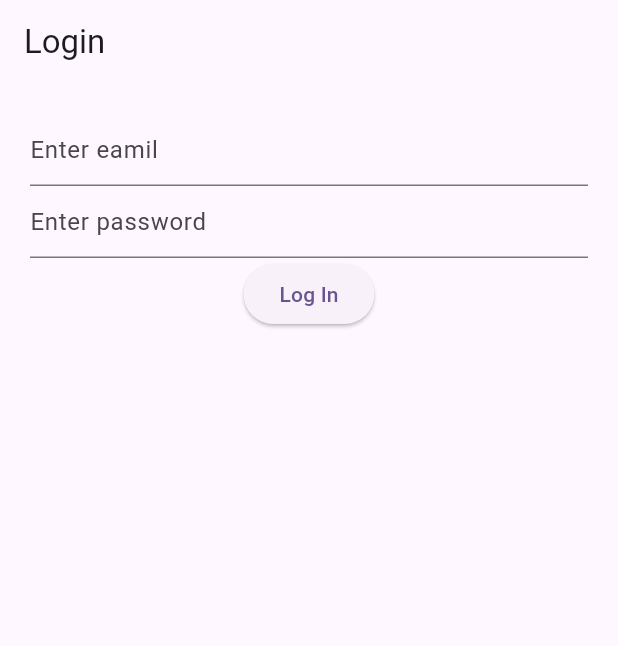
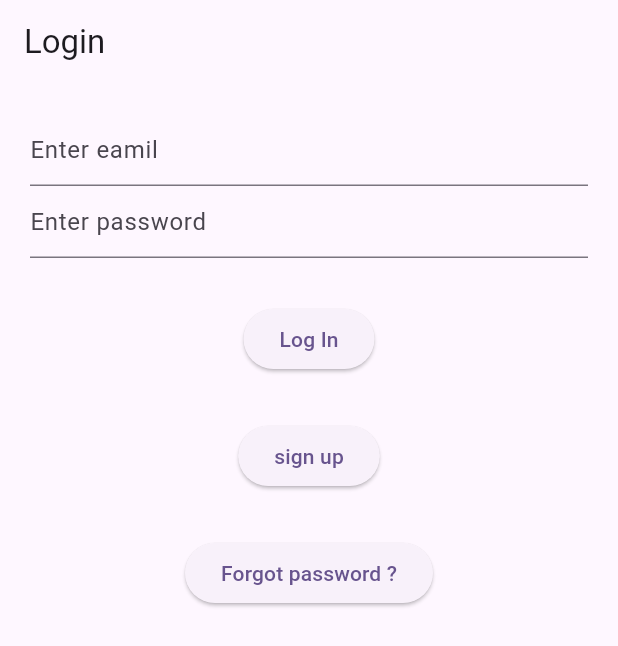
Before and after one commit to Amitkumarkoli/firebase-login-practice, a Flutter app: the screen it shows after launch, on a phone screen of 412 x 824 dp. Shown: the top 646 px of the screen. Run offline on Flutter 3.47's test engine with Material 3 defaults, Android fonts, the phone set to English and light mode, and no system bars; our stand-ins replace firebase_auth, firebase_core, get; accounts and stored records are empty.

Commit message:
signup and password

```diff
--- a/lib/login.dart
+++ b/lib/login.dart
@@ -1,5 +1,8 @@
 import 'package:firebase_auth/firebase_auth.dart';
+import 'package:firebase_auth_practice2/forgot.dart';
+import 'package:firebase_auth_practice2/signup.dart';
 import 'package:flutter/material.dart';
+import 'package:get/get.dart';
 
 class LogIn extends StatefulWidget {
   const LogIn({super.key});
@@ -33,9 +36,18 @@
               decoration: const InputDecoration(hintText: 'Enter password'),
             ),
 
+            const SizedBox(height: 30),
             ElevatedButton(
               onPressed: (()=>signin()),
-              child: const Text('Log In'))
+              child: const Text('Log In')),
+              const SizedBox(height: 30),
+            ElevatedButton(
+              onPressed: (()=>Get.to(const SignUp())),
+              child: const Text('sign up')),
+              const SizedBox(height: 30),
+            ElevatedButton(
+              onPressed: (()=>Get.to(const Forgot())),
+              child: const Text('Forgot password ?'))
           ],
         ),
       )
--- a/lib/main.dart
+++ b/lib/main.dart
@@ -3,6 +3,7 @@
 import 'package:firebase_auth_practice2/wrapper.dart';
 import 'package:firebase_core/firebase_core.dart';
 import 'package:flutter/material.dart';
+import 'package:get/get.dart';
 
 void main() async{
    WidgetsFlutterBinding.ensureInitialized();
@@ -24,7 +25,7 @@
   // This widget is the root of your application.
   @override
   Widget build(BuildContext context) {
-    return MaterialApp(
+    return GetMaterialApp(
       title: 'Flutter Demo',
       theme: ThemeData(
         // This is the theme of your application.
@@ -45,7 +46,7 @@
         colorScheme: ColorScheme.fromSeed(seedColor: Colors.deepPurple),
         useMaterial3: true,
       ),
-      home: Wrapper(),
+      home: const Wrapper(),
     );
   }
 }
--- a/pubspec.yaml
+++ b/pubspec.yaml
@@ -37,6 +37,7 @@
   cupertino_icons: ^1.0.2
   firebase_core: ^2.25.5
   firebase_auth: ^4.17.6
+  get: ^4.6.6
 
 dev_dependencies:
   flutter_test:
```
Also changed, not shown: lib/forgot.dart (added, +39 -0 lines), lib/signup.dart (added, +48 -0 lines), pubspec.lock.
